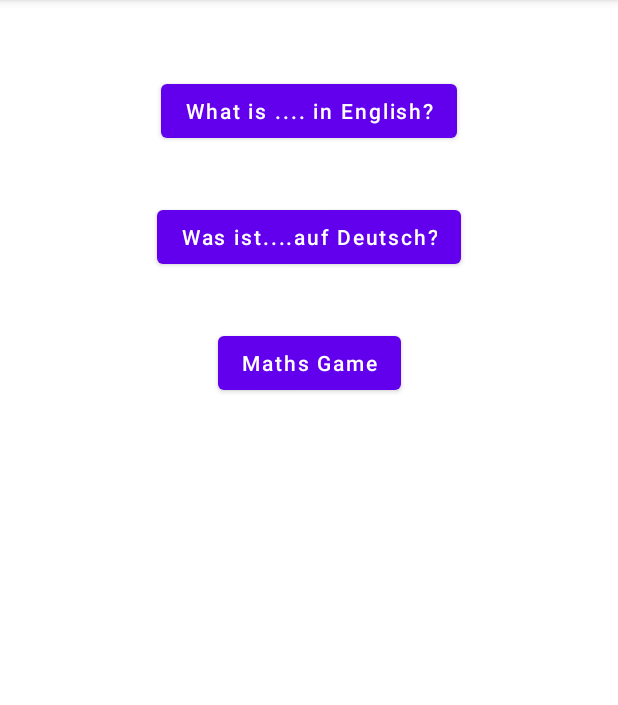
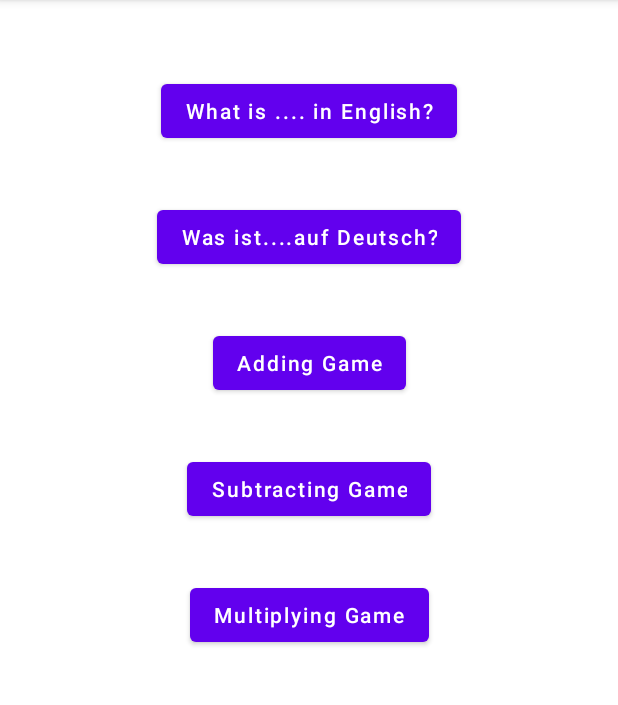
Before and after one commit to roberthinch/DannyApp, an Android app: the screen it shows after launch (MainActivity), on a phone screen of 412 x 824 dp, the part 84-789 px from its top. Run offline under Robolectric (Android 15) with nearby library versions, the light colour scheme and no system bars; libraries missing offline, so code that uses them is left out: com.opencsv; 10 statements that could not run were skipped.

Commit message:
Add subtracting and multiplying games

```diff
--- a/app/src/main/res/layout/activity_main.xml
+++ b/app/src/main/res/layout/activity_main.xml
@@ -42,7 +42,7 @@
         app:layout_constraintTop_toBottomOf="@+id/launch_what_is_in_english" />
 
     <Button
-        android:id="@+id/launch_maths_game"
+        android:id="@+id/launch_adding_game"
         android:layout_width="wrap_content"
         android:layout_height="wrap_content"
         android:layout_marginStart="36dp"
@@ -50,11 +50,43 @@
         android:layout_marginTop="36dp"
         android:layout_marginEnd="36dp"
         android:layout_marginRight="36dp"
-        android:onClick="launchMathsGameView"
-        android:text="Maths Game"
+        android:onClick="launchAddGameView"
+        android:text="Adding Game"
         android:textAllCaps="false"
         app:layout_constraintEnd_toEndOf="parent"
         app:layout_constraintStart_toStartOf="parent"
         app:layout_constraintTop_toBottomOf="@+id/launch_what_is_in_german"/>
 
+    <Button
+        android:id="@+id/launch_subtracting_game"
+        android:layout_width="wrap_content"
+        android:layout_height="wrap_content"
+        android:layout_marginStart="36dp"
+        android:layout_marginLeft="36dp"
+        android:layout_marginTop="36dp"
+        android:layout_marginEnd="36dp"
+        android:layout_marginRight="36dp"
+        android:onClick="launchSubtractGameView"
+        android:text="Subtracting Game"
+        android:textAllCaps="false"
+        app:layout_constraintEnd_toEndOf="parent"
+        app:layout_constraintStart_toStartOf="parent"
+        app:layout_constraintTop_toBottomOf="@+id/launch_adding_game"/>
+
+    <Button
+        android:id="@+id/launch_multiply_game"
+        android:layout_width="wrap_content"
+        android:layout_height="wrap_content"
+        android:layout_marginStart="36dp"
+        android:layout_marginLeft="36dp"
+        android:layout_marginTop="36dp"
+        android:layout_marginEnd="36dp"
+        android:layout_marginRight="36dp"
+        android:onClick="launchMultiplyGameView"
+        android:text="Multiplying Game"
+        android:textAllCaps="false"
+        app:layout_constraintEnd_toEndOf="parent"
+        app:layout_constraintStart_toStartOf="parent"
+        app:layout_constraintTop_toBottomOf="@+id/launch_subtracting_game"/>
+
 </androidx.constraintlayout.widget.ConstraintLayout>
```
Also changed, not shown: app/src/main/java/com/example/myapplication/MainActivity.java (+25 -1 lines), app/src/main/java/com/example/myapplication/MathsGame.java (+30 -7 lines), app/src/main/res/layout/activity_maths_game.xml (+14 -14 lines).
